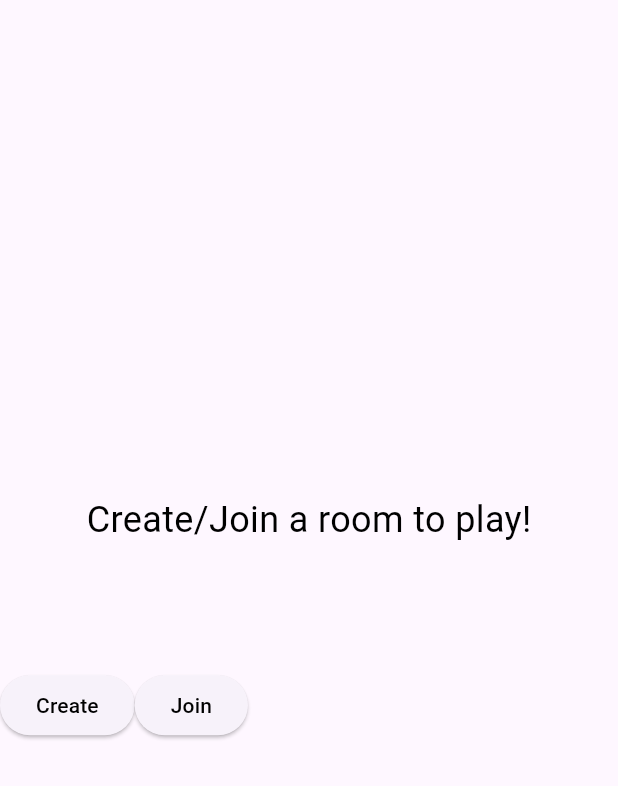
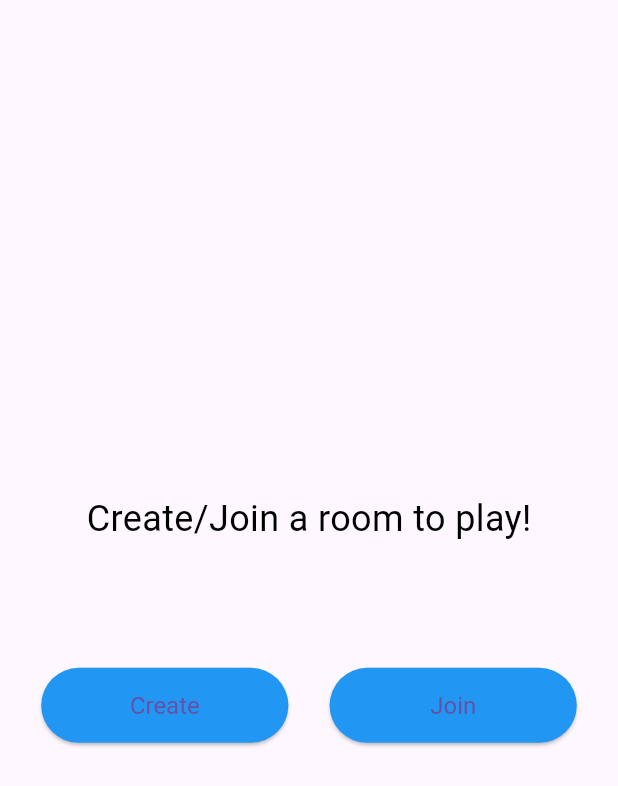
Before and after one commit to serenashakya/Scribbl-Clone, a Flutter app: the screen it shows after launch, on a phone screen of 412 x 824 dp. Shown: the top 786 px of the screen. Run offline on Flutter 3.47's test engine with Material 3 defaults, Android fonts, the phone set to English and light mode, and no system bars.

Commit message:
homescreen completed

```diff
--- a/lib/home_screen.dart
+++ b/lib/home_screen.dart
@@ -21,14 +21,33 @@ class _HomeScreenState extends State<HomeScreen> {
           ),
           SizedBox(height: MediaQuery.of(context).size.height * 0.1),
           Row(
+            mainAxisAlignment: MainAxisAlignment.spaceEvenly,
             children: [
               ElevatedButton(
                 onPressed: () {},
-                child: Text("Create", style: TextStyle(color: Colors.black)),
+                style: ButtonStyle(
+                  backgroundColor: WidgetStateProperty.all(Colors.blue),
+                  textStyle: WidgetStateProperty.all(
+                    TextStyle(color: Colors.white),
+                  ),
+                  minimumSize: WidgetStateProperty.all(
+                    Size(MediaQuery.of(context).size.width / 2.5, 50),
+                  ),
+                ),
+                child: Text("Create", style: TextStyle(fontSize: 16)),
               ),
               ElevatedButton(
                 onPressed: () {},
-                child: Text("Join", style: TextStyle(color: Colors.black)),
+                style: ButtonStyle(
+                  backgroundColor: WidgetStateProperty.all(Colors.blue),
+                  textStyle: WidgetStateProperty.all(
+                    TextStyle(color: Colors.white),
+                  ),
+                  minimumSize: WidgetStateProperty.all(
+                    Size(MediaQuery.of(context).size.width / 2.5, 50),
+                  ),
+                ),
+                child: Text("Join", style: TextStyle(fontSize: 16)),
               ),
             ],
           ),
```
